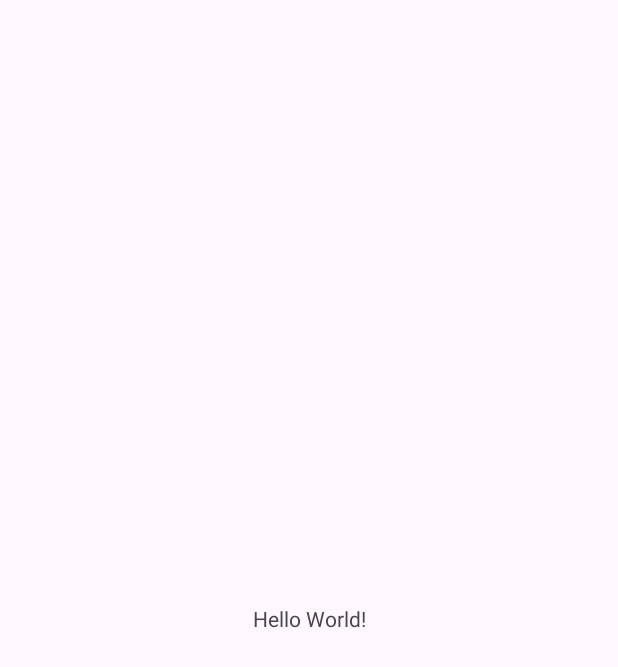
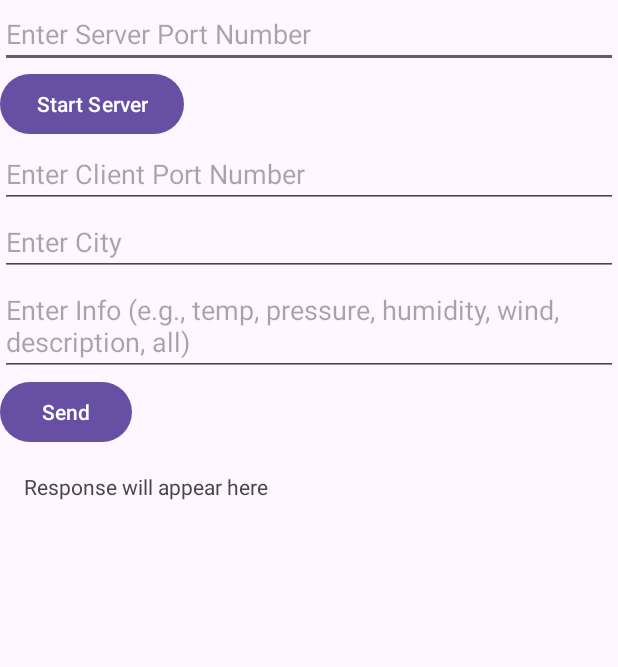
Before and after one commit to andradaCojocaru/PracticalTest02, an Android app: the screen it shows after launch (MainActivity), on a phone screen of 412 x 824 dp. Before the commit the part shown is almost empty. Shown: the top 667 px of the screen. Run offline under Robolectric (Android 15) with nearby library versions, the phone set to English and light mode, and no system bars.

Commit message:
First commit

```diff
--- a/app/build.gradle.kts
+++ b/app/build.gradle.kts
@@ -32,7 +32,10 @@ android {
 }
 
 dependencies {
-
+    implementation("com.squareup.retrofit2:retrofit:2.9.0")
+    implementation("com.squareup.retrofit2:converter-gson:2.9.0")
+    implementation ("com.google.code.gson:gson:2.8.6")
+    implementation ("androidx.appcompat:appcompat:1.2.0")
     implementation(libs.appcompat)
     implementation(libs.material)
     implementation(libs.activity)
--- a/app/src/main/AndroidManifest.xml
+++ b/app/src/main/AndroidManifest.xml
@@ -1,12 +1,16 @@
 <?xml version="1.0" encoding="utf-8"?>
 <manifest xmlns:android="http://schemas.android.com/apk/res/android"
     xmlns:tools="http://schemas.android.com/tools">
+
+    <uses-permission
+        android:name="android.permission.INTERNET"/>
 
     <application
         android:allowBackup="true"
         android:dataExtractionRules="@xml/data_extraction_rules"
         android:fullBackupContent="@xml/backup_rules"
         android:icon="@mipmap/ic_launcher"
+        android:usesCleartextTraffic="true"
         android:label="@string/app_name"
         android:roundIcon="@mipmap/ic_launcher_round"
         android:supportsRtl="true"
--- a/app/src/main/java/ro/pub/cs/systems/eim/practicaltest02/MainActivity.java
+++ b/app/src/main/java/ro/pub/cs/systems/eim/practicaltest02/MainActivity.java
@@ -1,24 +1,82 @@
 package ro.pub.cs.systems.eim.practicaltest02;
 
+import android.os.AsyncTask;
 import android.os.Bundle;
-
-import androidx.activity.EdgeToEdge;
+import android.view.View;
+import android.widget.Button;
+import android.widget.EditText;
+import android.widget.TextView;
 import androidx.appcompat.app.AppCompatActivity;
-import androidx.core.graphics.Insets;
-import androidx.core.view.ViewCompat;
-import androidx.core.view.WindowInsetsCompat;
 
 public class MainActivity extends AppCompatActivity {
+
+    private EditText editTextServerPort;
+    private EditText editTextClientPort;
+    private EditText editTextCity;
+    private EditText editTextInfo;
+    private TextView textViewResponse;
+    private WeatherService weatherService;
+    private int serverPort;
 
     @Override
     protected void onCreate(Bundle savedInstanceState) {
         super.onCreate(savedInstanceState);
-        EdgeToEdge.enable(this);
         setContentView(R.layout.activity_main);
-        ViewCompat.setOnApplyWindowInsetsListener(findViewById(R.id.main), (v, insets) -> {
-            Insets systemBars = insets.getInsets(WindowInsetsCompat.Type.systemBars());
-            v.setPadding(systemBars.left, systemBars.top, systemBars.right, systemBars.bottom);
-            return insets;
+
+        editTextServerPort = findViewById(R.id.editTextServerPort);
+        editTextClientPort = findViewById(R.id.editTextClientPort);
+        editTextCity = findViewById(R.id.editTextCity);
+        editTextInfo = findViewById(R.id.editTextInfo);
+        textViewResponse = findViewById(R.id.textViewResponse);
+        Button buttonStartServer = findViewById(R.id.buttonStartServer);
+        Button buttonSend = findViewById(R.id.buttonSend);
+
+        // Initialize the WeatherService
+        weatherService = RetrofitClient.getWeatherService();
+
+        buttonStartServer.setOnClickListener(new View.OnClickListener() {
+            @Override
+            public void onClick(View v) {
+                String portStr = editTextServerPort.getText().toString();
+                serverPort = Integer.parseInt(portStr);
+
+                // Start the server
+                new WeatherServer(serverPort, weatherService).start();
+            }
+        });
+
+        buttonSend.setOnClickListener(new View.OnClickListener() {
+            @Override
+            public void onClick(View v) {
+                String portStr = editTextClientPort.getText().toString();
+                int clientPort = Integer.parseInt(portStr);
+                String city = editTextCity.getText().toString();
+                String info = editTextInfo.getText().toString();
+
+                // Send request to the server
+                new WeatherRequestTask(clientPort).execute(city, info);
+            }
         });
     }
+
+    private class WeatherRequestTask extends AsyncTask<String, Void, String> {
+        private int clientPort;
+
+        public WeatherRequestTask(int clientPort) {
+            this.clientPort = clientPort;
+        }
+
+        @Override
+        protected String doInBackground(String... params) {
+            String city = params[0];
+            String info = params[1];
+            WeatherClient client = new WeatherClient("localhost", clientPort);
+            return client.requestWeather(city, info);
+        }
+
+        @Override
+        protected void onPostExecute(String result) {
+            textViewResponse.setText(result);
+        }
+    }
 }
--- /dev/null
+++ b/app/src/main/java/ro/pub/cs/systems/eim/practicaltest02/RetrofitClient.java
@@ -0,0 +1,27 @@
+package ro.pub.cs.systems.eim.practicaltest02;
+
+import retrofit2.Retrofit;
+import retrofit2.converter.gson.GsonConverterFactory;
+
+public class RetrofitClient {
+    private static Retrofit retrofit = null;
+    private static final String BASE_URL = "https://api.openweathermap.org/";
+
+    private RetrofitClient() {
+        // Private constructor to prevent instantiation
+    }
+
+    public static Retrofit getClient() {
+        if (retrofit == null) {
+            retrofit = new Retrofit.Builder()
+                    .baseUrl(BASE_URL)
+                    .addConverterFactory(GsonConverterFactory.create())
+                    .build();
+        }
+        return retrofit;
+    }
+
+    public static WeatherService getWeatherService() {
+        return getClient().create(WeatherService.class);
+    }
+}
--- /dev/null
+++ b/app/src/main/java/ro/pub/cs/systems/eim/practicaltest02/WeatherService.java
@@ -0,0 +1,10 @@
+package ro.pub.cs.systems.eim.practicaltest02;
+
+import retrofit2.Call;
+import retrofit2.http.GET;
+import retrofit2.http.Query;
+
+public interface WeatherService {
+    @GET("data/2.5/weather")
+    Call<WeatherResponse> getWeather(@Query("q") String city, @Query("appid") String apiKey);
+}
--- a/app/src/main/res/layout/activity_main.xml
+++ b/app/src/main/res/layout/activity_main.xml
@@ -1,19 +1,56 @@
 <?xml version="1.0" encoding="utf-8"?>
-<androidx.constraintlayout.widget.ConstraintLayout xmlns:android="http://schemas.android.com/apk/res/android"
-    xmlns:app="http://schemas.android.com/apk/res-auto"
+<RelativeLayout xmlns:android="http://schemas.android.com/apk/res/android"
     xmlns:tools="http://schemas.android.com/tools"
-    android:id="@+id/main"
     android:layout_width="match_parent"
     android:layout_height="match_parent"
     tools:context=".MainActivity">
 
-    <TextView
+    <EditText
+        android:id="@+id/editTextServerPort"
+        android:layout_width="match_parent"
+        android:layout_height="wrap_content"
+        android:hint="Enter Server Port Number" />
+
+    <Button
+        android:id="@+id/buttonStartServer"
         android:layout_width="wrap_content"
         android:layout_height="wrap_content"
-        android:text="Hello World!"
-        app:layout_constraintBottom_toBottomOf="parent"
-        app:layout_constraintEnd_toEndOf="parent"
-        app:layout_constraintStart_toStartOf="parent"
-        app:layout_constraintTop_toTopOf="parent" />
+        android:layout_below="@id/editTextServerPort"
+        android:text="Start Server" />
 
-</androidx.constraintlayout.widget.ConstraintLayout>
+    <EditText
+        android:id="@+id/editTextClientPort"
+        android:layout_width="match_parent"
+        android:layout_height="wrap_content"
+        android:layout_below="@id/buttonStartServer"
+        android:hint="Enter Client Port Number" />
+
+    <EditText
+        android:id="@+id/editTextCity"
+        android:layout_width="match_parent"
+        android:layout_height="wrap_content"
+        android:layout_below="@id/editTextClientPort"
+        android:hint="Enter City" />
+
+    <EditText
+        android:id="@+id/editTextInfo"
+        android:layout_width="match_parent"
+        android:layout_height="wrap_content"
+        android:layout_below="@id/editTextCity"
+        android:hint="Enter Info (e.g., temp, pressure, humidity, wind, description, all)" />
+
+    <Button
+        android:id="@+id/buttonSend"
+        android:layout_width="wrap_content"
+        android:layout_height="wrap_content"
+        android:layout_below="@id/editTextInfo"
+        android:text="Send" />
+
+    <TextView
+        android:id="@+id/textViewResponse"
+        android:layout_width="match_parent"
+        android:layout_height="wrap_content"
+        android:layout_below="@id/buttonSend"
+        android:padding="16dp"
+        android:text="Response will appear here" />
+</RelativeLayout>
```
Also changed, not shown: app/src/main/java/ro/pub/cs/systems/eim/practicaltest02/WeatherClient.java (added, +35 -0 lines), app/src/main/java/ro/pub/cs/systems/eim/practicaltest02/WeatherDataCache.java (added, +28 -0 lines), app/src/main/java/ro/pub/cs/systems/eim/practicaltest02/WeatherResponse.java (added, +64 -0 lines), app/src/main/java/ro/pub/cs/systems/eim/practicaltest02/WeatherServer.java (added, +88 -0 lines), app/src/main/res/values/arrays.xml (added, +10 -0 lines).
